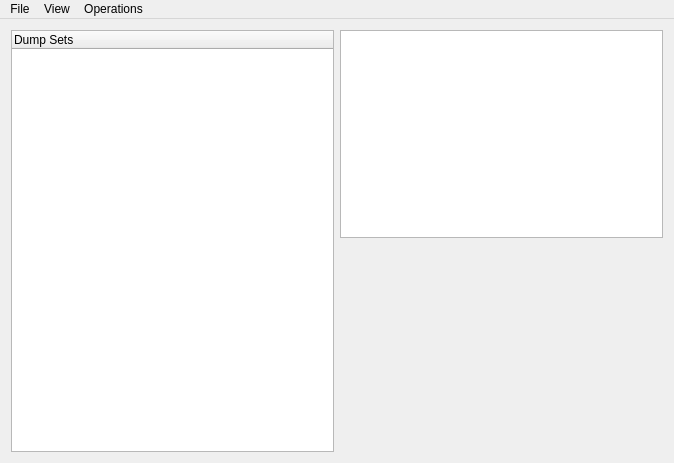
First picture: the form in BitGrapher/ui/mainwindow.ui, repository nhurman/data-carving, before the edit.
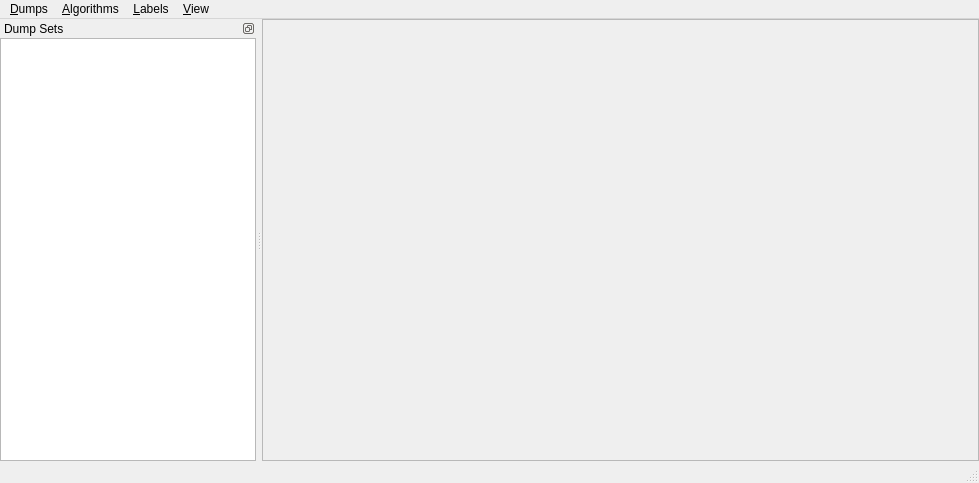
Second picture: the form after the edit. Custom widgets are drawn as their Qt base class.

```diff
--- a/BitGrapher/ui/mainwindow.ui
+++ b/BitGrapher/ui/mainwindow.ui
@@ -6,44 +6,56 @@
    <rect>
     <x>0</x>
     <y>0</y>
-    <width>674</width>
-    <height>463</height>
+    <width>979</width>
+    <height>483</height>
    </rect>
   </property>
   <property name="windowTitle">
    <string>MainWindow</string>
   </property>
   <widget class="QWidget" name="centralWidget">
-   <layout class="QHBoxLayout" name="horizontalLayout_2">
+   <layout class="QVBoxLayout" name="verticalLayout_2">
+    <property name="leftMargin">
+     <number>0</number>
+    </property>
+    <property name="topMargin">
+     <number>0</number>
+    </property>
+    <property name="rightMargin">
+     <number>0</number>
+    </property>
+    <property name="bottomMargin">
+     <number>0</number>
+    </property>
     <item>
-     <widget class="DumpSetTreeWidget" name="treeWidget">
-      <property name="selectionMode">
-       <enum>QAbstractItemView::SingleSelection</enum>
+     <widget class="QScrollArea" name="scrollArea">
+      <property name="sizePolicy">
+       <sizepolicy hsizetype="Expanding" vsizetype="Expanding">
+        <horstretch>0</horstretch>
+        <verstretch>0</verstretch>
+       </sizepolicy>
       </property>
-      <column>
-       <property name="text">
-        <string>Dump Sets</string>
+      <property name="verticalScrollBarPolicy">
+       <enum>Qt::ScrollBarAsNeeded</enum>
+      </property>
+      <property name="horizontalScrollBarPolicy">
+       <enum>Qt::ScrollBarAsNeeded</enum>
+      </property>
+      <property name="widgetResizable">
+       <bool>true</bool>
+      </property>
+      <widget class="QWidget" name="scrollAreaWidgetContents">
+       <property name="geometry">
+        <rect>
+         <x>0</x>
+         <y>0</y>
+         <width>720</width>
+         <height>440</height>
+        </rect>
        </property>
-      </column>
+      </widget>
      </widget>
     </item>
-    <item>
-     <layout class="QVBoxLayout" name="verticalLayout">
-      <item>
-       <widget class="QTextEdit" name="textEdit"/>
-      </item>
-      <item>
-       <widget class="BitGraphArea" name="graphArea" native="true">
-        <property name="sizePolicy">
-         <sizepolicy hsizetype="Expanding" vsizetype="Expanding">
-          <horstretch>0</horstretch>
-          <verstretch>0</verstretch>
-         </sizepolicy>
-        </property>
-       </widget>
-      </item>
-     </layout>
-    </item>
    </layout>
   </widget>
   <widget class="QMenuBar" name="menuBar">
@@ -51,13 +63,13 @@
     <rect>
      <x>0</x>
      <y>0</y>
-     <width>674</width>
-     <height>26</height>
+     <width>979</width>
+     <height>21</height>
     </rect>
    </property>
-   <widget class="QMenu" name="menuFile">
+   <widget class="QMenu" name="menuDumps">
     <property name="title">
-     <string>File</string>
+     <string>&amp;Dumps</string>
     </property>
     <addaction name="actionNew_Dump_Set"/>
     <addaction name="actionOpen"/>
@@ -68,25 +80,91 @@
     <addaction name="actionClose_all"/>
     <addaction name="actionExit"/>
    </widget>
-   <widget class="QMenu" name="menuView">
+   <widget class="QMenu" name="menuAlgorithms">
     <property name="title">
-     <string>View</string>
-    </property>
-    <addaction name="actionBitmap_View"/>
-    <addaction name="actionDiagonals_View"/>
-   </widget>
-   <widget class="QMenu" name="menuOperations">
-    <property name="title">
-     <string>Operations</string>
+     <string>&amp;Algorithms</string>
     </property>
     <addaction name="actionSimilarities"/>
     <addaction name="actionEncodings"/>
    </widget>
-   <addaction name="menuFile"/>
+   <widget class="QMenu" name="menuLabels">
+    <property name="title">
+     <string>&amp;Labels</string>
+    </property>
+    <addaction name="actionNew_label"/>
+   </widget>
+   <widget class="QMenu" name="menuView">
+    <property name="title">
+     <string>&amp;View</string>
+    </property>
+    <addaction name="actionBitmap"/>
+    <addaction name="actionHexadecimal"/>
+    <addaction name="actionText"/>
+   </widget>
+   <addaction name="menuDumps"/>
+   <addaction name="menuAlgorithms"/>
+   <addaction name="menuLabels"/>
    <addaction name="menuView"/>
-   <addaction name="menuOperations"/>
   </widget>
-  <action name="actionOpen">
+  <widget class="QStatusBar" name="statusBar"/>
+  <widget class="QDockWidget" name="dockWidget">
+   <property name="sizePolicy">
+    <sizepolicy hsizetype="Preferred" vsizetype="Preferred">
+     <horstretch>0</horstretch>
+     <verstretch>0</verstretch>
+    </sizepolicy>
+   </property>
+   <property name="features">
+    <set>QDockWidget::DockWidgetFloatable|QDockWidget::DockWidgetMovable</set>
+   </property>
+   <property name="allowedAreas">
+    <set>Qt::LeftDockWidgetArea|Qt::RightDockWidgetArea</set>
+   </property>
+   <property name="windowTitle">
+    <string>Dump Sets</string>
+   </property>
+   <attribute name="dockWidgetArea">
+    <number>1</number>
+   </attribute>
+   <widget class="QWidget" name="dockWidgetContents">
+    <layout class="QVBoxLayout" name="verticalLayout">
+     <property name="leftMargin">
+      <number>0</number>
+     </property>
+     <property name="topMargin">
+      <number>0</number>
+     </property>
+     <property name="rightMargin">
+      <number>0</number>
+     </property>
+     <property name="bottomMargin">
+      <number>0</number>
+     </property>
+     <item>
+      <widget class="DumpSetTreeWidget" name="treeWidget">
+       <property name="sizePolicy">
+        <sizepolicy hsizetype="Expanding" vsizetype="Expanding">
+         <horstretch>0</horstretch>
+         <verstretch>0</verstretch>
+        </sizepolicy>
+       </property>
+       <property name="rootIsDecorated">
+        <bool>true</bool>
+       </property>
+       <property name="headerHidden">
+        <bool>true</bool>
+       </property>
+       <column>
+        <property name="text">
+         <string>Dump Sets</string>
+        </property>
+       </column>
+      </widget>
+     </item>
+    </layout>
+   </widget>
+  </widget>
+  <action name="actionNew_set">
    <property name="text">
     <string>Open</string>
    </property>
@@ -173,13 +251,7 @@
   <customwidget>
    <class>DumpSetTreeWidget</class>
    <extends>QTreeWidget</extends>
-   <header>ui/dumpsettreewidget.h</header>
-  </customwidget>
-  <customwidget>
-   <class>BitGraphArea</class>
-   <extends>QWidget</extends>
-   <header>ui/bitgrapharea.h</header>
-   <container>1</container>
+   <header>ui/DumpSetTreeWidget.h</header>
   </customwidget>
  </customwidgets>
  <resources/>
```
Left out of the diff: 115 changed lines with no effect on the pictures.
